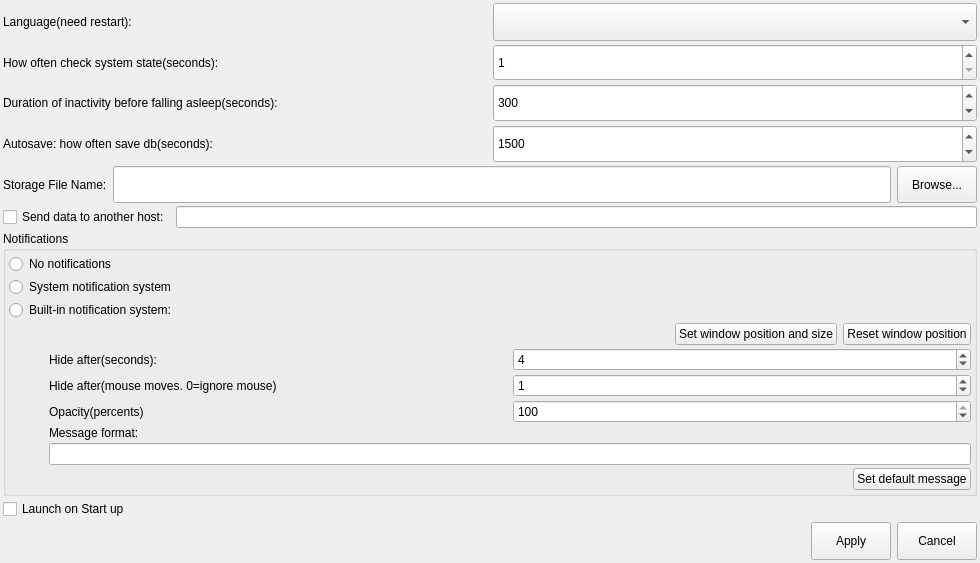
This is TrackYourTime/ui/settingswindow.ui in Allexin/TrackYourTime as Qt 5 draws it before an edit. The edited form follows.
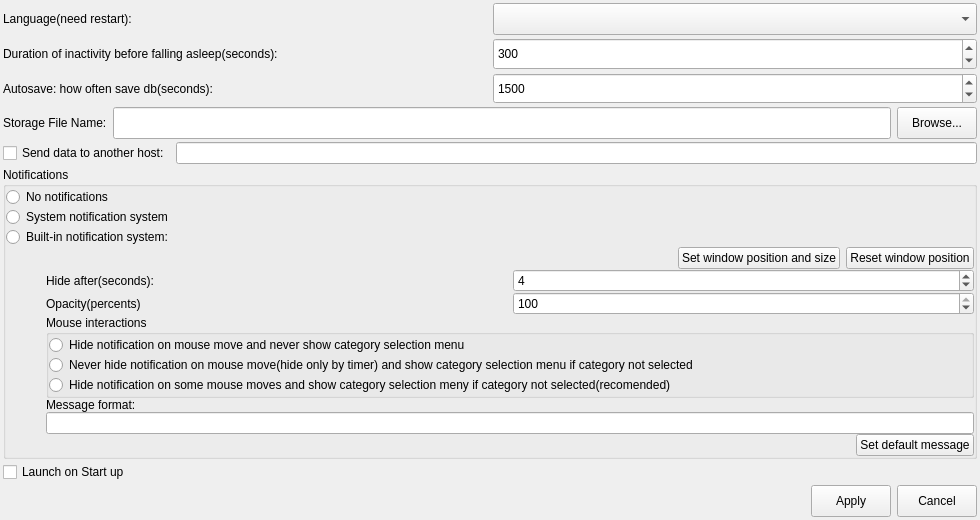
This is the edited form.

Commit message: -Add built-in notification compact mode -Change external tracker message separator from ; to &

The edit to the form file:
```diff
--- a/TrackYourTime/ui/settingswindow.ui
+++ b/TrackYourTime/ui/settingswindow.ui
@@ -7,7 +7,7 @@
     <x>0</x>
     <y>0</y>
     <width>980</width>
-    <height>563</height>
+    <height>520</height>
    </rect>
   </property>
   <property name="sizePolicy">
@@ -72,36 +72,6 @@
       </item>
      </layout>
     </item>
-    <item>
-     <layout class="QHBoxLayout" name="horizontalLayout_5">
-      <item>
-       <widget class="QLabel" name="label">
-        <property name="text">
-         <string>How often check system state(seconds):</string>
-        </property>
-        <property name="scaledContents">
-         <bool>false</bool>
-        </property>
-       </widget>
-      </item>
-      <item>
-       <widget class="QSpinBox" name="spinBoxUpdateDelay">
-        <property name="sizePolicy">
-         <sizepolicy hsizetype="Minimum" vsizetype="Preferred">
-          <horstretch>0</horstretch>
-          <verstretch>0</verstretch>
-         </sizepolicy>
-        </property>
-        <property name="minimum">
-         <number>1</number>
-        </property>
-        <property name="maximum">
-         <number>60</number>
-        </property>
-       </widget>
-      </item>
-     </layout>
-    </item>
     <item>
      <layout class="QHBoxLayout" name="horizontalLayout_6">
       <item>
@@ -238,19 +208,19 @@
       </property>
       <layout class="QVBoxLayout" name="verticalLayout_2">
        <property name="spacing">
-        <number>3</number>
+        <number>0</number>
        </property>
        <property name="leftMargin">
-        <number>3</number>
+        <number>0</number>
        </property>
        <property name="topMargin">
-        <number>3</number>
+        <number>0</number>
        </property>
        <property name="rightMargin">
-        <number>3</number>
+        <number>0</number>
        </property>
        <property name="bottomMargin">
-        <number>3</number>
+        <number>0</number>
        </property>
        <item>
         <widget class="QRadioButton" name="radioButtonNotif_Off">
@@ -276,7 +246,7 @@
        <item>
         <layout class="QVBoxLayout" name="verticalLayout_3">
          <property name="spacing">
-          <number>3</number>
+          <number>0</number>
          </property>
          <property name="leftMargin">
           <number>40</number>
@@ -339,27 +309,6 @@
            </item>
           </layout>
          </item>
-         <item>
-          <layout class="QHBoxLayout" name="horizontalLayout_10">
-           <item>
-            <widget class="QLabel" name="label_7">
-             <property name="text">
-              <string>Hide after(mouse moves. 0=ignore mouse)</string>
-             </property>
-            </widget>
-           </item>
-           <item>
-            <widget class="QSpinBox" name="spinBoxNotif_Moves">
-             <property name="maximum">
-              <number>5</number>
-             </property>
-             <property name="value">
-              <number>1</number>
-             </property>
-            </widget>
-           </item>
-          </layout>
-         </item>
          <item>
           <layout class="QHBoxLayout" name="horizontalLayout_11">
            <item>
@@ -384,6 +333,51 @@
            </item>
           </layout>
          </item>
+         <item>
+          <widget class="QGroupBox" name="groupBox_2">
+           <property name="title">
+            <string>Mouse interactions</string>
+           </property>
+           <layout class="QVBoxLayout" name="verticalLayout_4">
+            <property name="spacing">
+             <number>0</number>
+            </property>
+            <property name="leftMargin">
+             <number>0</number>
+            </property>
+            <property name="topMargin">
+             <number>0</number>
+            </property>
+            <property name="rightMargin">
+             <number>0</number>
+            </property>
+            <property name="bottomMargin">
+             <number>0</number>
+            </property>
+            <item>
+             <widget class="QRadioButton" name="radioButtonNotif_HideOnMouse1">
+              <property name="text">
+               <string>Hide notification on mouse move and never show category selection menu</string>
+              </property>
+             </widget>
+            </item>
+            <item>
+             <widget class="QRadioButton" name="radioButtonNotif_NerverHideOnMouse">
+              <property name="text">
+               <string>Never hide notification on mouse move(hide only by timer) and show category selection menu if category not selected</string>
+              </property>
+             </widget>
+            </item>
+            <item>
+             <widget class="QRadioButton" name="radioButtonNotif_HideOnMouse3">
+              <property name="text">
+               <string>Hide notification on some mouse moves and show category selection meny if category not selected(recomended)</string>
+              </property>
+             </widget>
+            </item>
+           </layout>
+          </widget>
+         </item>
          <item>
           <widget class="QLabel" name="label_9">
            <property name="text">
```
Left out of the diff: 2 changed lines with no effect on the pictures. The commit also changes 16 other files.
